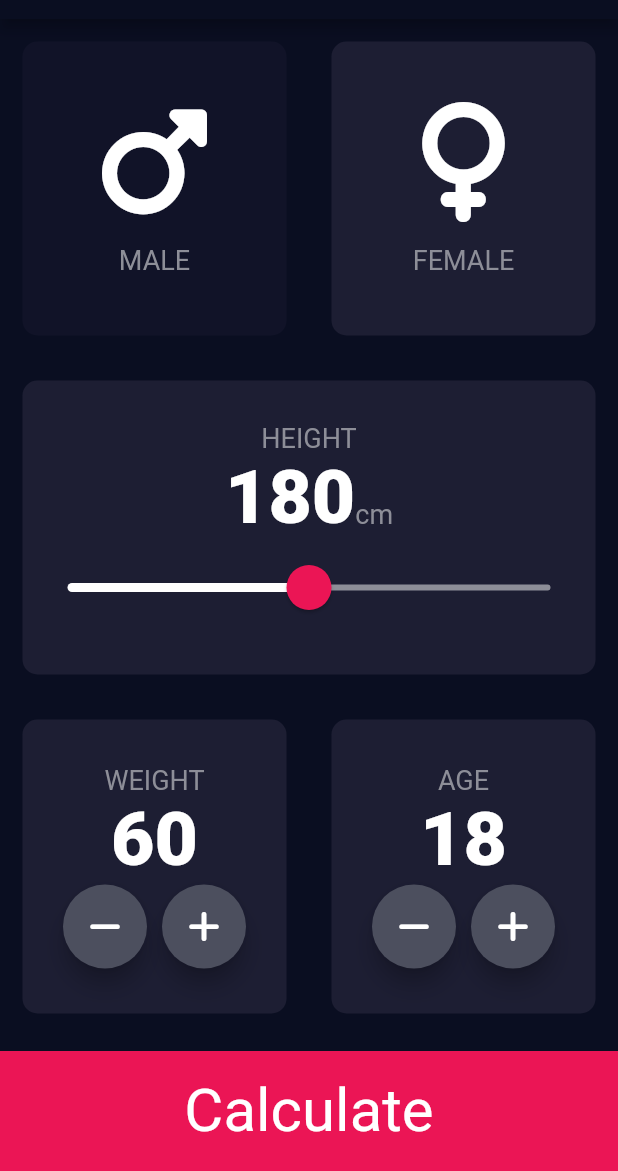
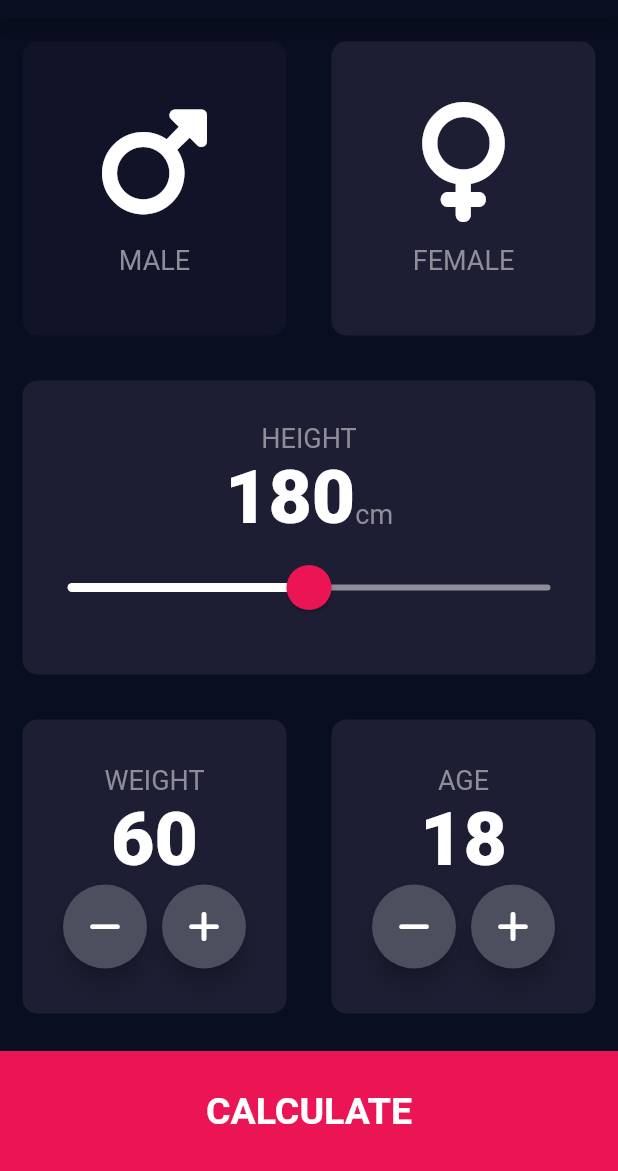
Before and after one commit to JAM5BOCsAdi/bmi_calculator_finish, a Flutter app: the screen it shows after launch, on a phone screen of 412 x 824 dp, the part 65-1236 px from its top. Run offline on Flutter 3.47's test engine with Material 2 defaults, Android fonts, the phone set to English and light mode, and no system bars; our stand-ins replace font_awesome_flutter.

Commit message:
New Files && Create File Structure

```diff
--- /dev/null
+++ b/lib/components/bottom_button.dart
@@ -0,0 +1,29 @@
+import 'package:bmi_calculator/constants.dart';
+import 'package:flutter/material.dart';
+
+class BottomButton extends StatelessWidget {
+  const BottomButton({Key? key, required this.buttonTitle, required this.onTap})
+      : super(key: key);
+
+  final Function() onTap;
+  final String buttonTitle;
+
+  @override
+  Widget build(BuildContext context) {
+    return GestureDetector(
+      onTap: onTap,
+      child: Container(
+        color: kBottomContainerColor,
+        margin: const EdgeInsets.only(top: 10.0),
+        width: double.infinity,
+        height: kBottomContainerHeight,
+        child: Center(
+          child: Text(
+            buttonTitle,
+            style: kLargeButtonTextStyle,
+          ),
+        ),
+      ),
+    );
+  }
+}
--- a/lib/height_slider.dart
+++ b/lib/components/height_slider.dart
@@ -1,6 +1,5 @@
+import 'package:bmi_calculator/constants.dart';
 import 'package:flutter/material.dart';
-
-import 'constants.dart';
 
 class HeightSlider extends StatefulWidget {
   const HeightSlider({Key? key}) : super(key: key);
--- a/lib/reusable_card_content.dart
+++ b/lib/components/reusable_card_content.dart
@@ -1,7 +1,5 @@
 import 'package:bmi_calculator/constants.dart';
 import 'package:flutter/material.dart';
-
-import 'constants.dart';
 
 class ReusableCardContent extends StatelessWidget {
   final IconData? icon;
--- a/lib/home_page.dart
+++ b/lib/home_page.dart
@@ -1,6 +1,6 @@
 import 'package:flutter/material.dart';
 
-import 'input_page.dart';
+import 'screens/input_page.dart';
 
 class MyApp extends StatelessWidget {
   const MyApp({Key? key}) : super(key: key);
--- a/lib/input_page.dart
+++ b/lib/screens/input_page.dart
@@ -1,9 +1,10 @@
+import 'package:bmi_calculator/components/bottom_button.dart';
+import 'package:bmi_calculator/components/height_slider.dart';
+import 'package:bmi_calculator/components/reusable_card.dart';
+import 'package:bmi_calculator/components/reusable_card_content.dart';
+import 'package:bmi_calculator/components/round_icon_button.dart';
 import 'package:bmi_calculator/constants.dart';
-import 'package:bmi_calculator/height_slider.dart';
-import 'package:bmi_calculator/results_page.dart';
-import 'package:bmi_calculator/reusable_card.dart';
-import 'package:bmi_calculator/reusable_card_content.dart';
-import 'package:bmi_calculator/round_icon_button.dart';
+import 'package:bmi_calculator/screens/results_page.dart';
 import 'package:flutter/material.dart';
 import 'package:font_awesome_flutter/font_awesome_flutter.dart';
 
@@ -150,7 +151,8 @@
               ],
             ),
           ),
-          GestureDetector(
+          BottomButton(
+            buttonTitle: "CALCULATE",
             onTap: () {
               Navigator.push(
                 context,
@@ -159,21 +161,6 @@
                 ),
               );
             },
-            child: Container(
-              color: kBottomContainerColor,
-              margin: const EdgeInsets.only(top: 10.0),
-              width: double.infinity,
-              height: kBottomContainerHeight,
-              child: const Center(
-                child: Text(
-                  "Calculate",
-                  style: TextStyle(
-                    color: Colors.white,
-                    fontSize: 40.0,
-                  ),
-                ),
-              ),
-            ),
           ),
         ],
       ),
```
Also changed, not shown: lib/constants.dart (+25 -0 lines), lib/results_page.dart (deleted, +0 -23 lines), lib/screens/results_page.dart (added, +65 -0 lines), lib/components/reusable_card.dart (renamed from lib/reusable_card.dart), lib/components/round_icon_button.dart (renamed from lib/round_icon_button.dart).
